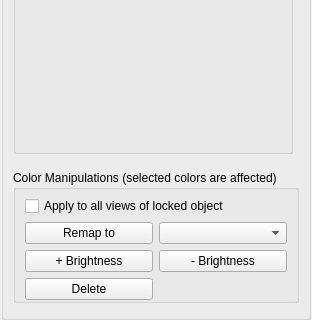
This is editor_app/gui/tools_sprites.ui in danielmeinert/objectcreator as Qt 5 draws it before an edit; both pictures show x 0 to 312 and y 220 to 540 of the 312 by 540 pixel window. The edited form follows.
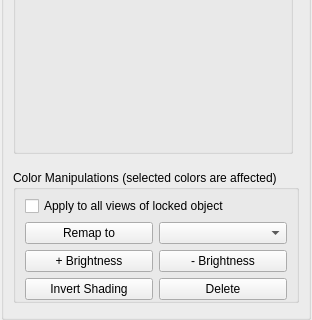
This is the edited form.

Commit message: added invert shading (needs completion for all views)

What changed in the file:
```diff
--- a/editor_app/gui/tools_sprites.ui
+++ b/editor_app/gui/tools_sprites.ui
@@ -225,13 +225,20 @@
            </property>
           </widget>
          </item>
-         <item row="3" column="0">
+         <item row="3" column="1">
           <widget class="QPushButton" name="pushButton_deleteColor">
            <property name="text">
             <string>Delete</string>
            </property>
           </widget>
          </item>
+         <item row="3" column="0">
+          <widget class="QPushButton" name="pushButton_invertShading">
+           <property name="text">
+            <string>Invert Shading</string>
+           </property>
+          </widget>
+         </item>
         </layout>
        </widget>
       </item>
```
The commit also changes 2 other files.
